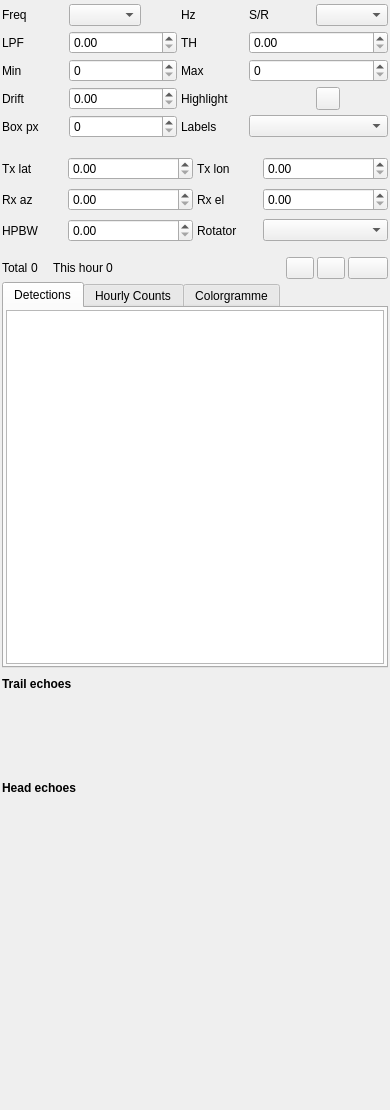
Before: the Qt Designer form plugins/channelrx/meteor/meteorgui.ui in srcejon/sdrangel, drawn with Qt 5.
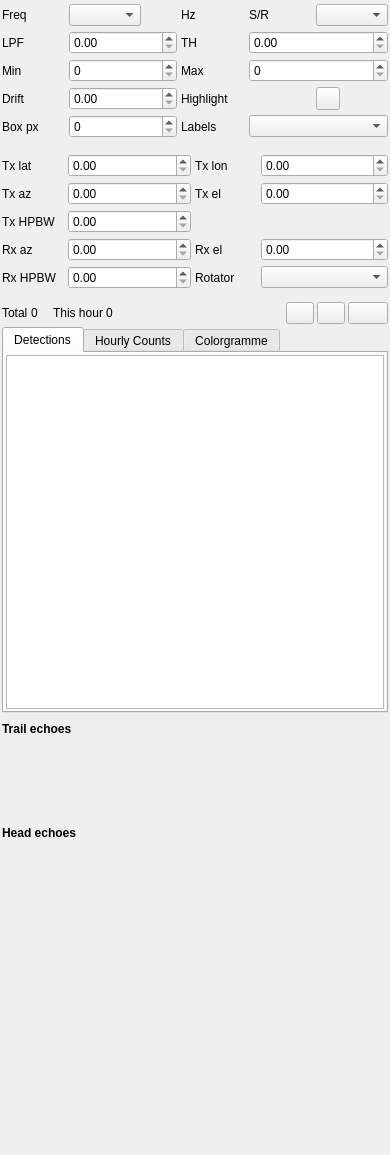
After: the same form once the commit is applied. Icons and pictures are not drawn. Custom widgets are drawn as their Qt base class.

Commit message: Add meteor transmitter pointing settings

```diff
--- a/plugins/channelrx/meteor/meteorgui.ui
+++ b/plugins/channelrx/meteor/meteorgui.ui
@@ -7,7 +7,7 @@
     <x>0</x>
     <y>0</y>
     <width>390</width>
-    <height>1110</height>
+    <height>1155</height>
    </rect>
   </property>
   <property name="sizePolicy">
@@ -219,7 +219,7 @@
      <x>0</x>
      <y>150</y>
      <width>390</width>
-     <height>100</height>
+     <height>145</height>
     </rect>
    </property>
    <property name="sizePolicy">
@@ -271,43 +271,73 @@
      <widget class="QDoubleSpinBox" name="transmitterLongitude"/>
     </item>
     <item row="1" column="0">
+     <widget class="QLabel" name="transmitterAzimuthLabel">
+      <property name="text">
+       <string>Tx az</string>
+      </property>
+     </widget>
+    </item>
+    <item row="1" column="1" colspan="2">
+     <widget class="QDoubleSpinBox" name="transmitterAzimuth"/>
+    </item>
+    <item row="1" column="3">
+     <widget class="QLabel" name="transmitterElevationLabel">
+      <property name="text">
+       <string>Tx el</string>
+      </property>
+     </widget>
+    </item>
+    <item row="1" column="4" colspan="2">
+     <widget class="QDoubleSpinBox" name="transmitterElevation"/>
+    </item>
+    <item row="2" column="0">
+     <widget class="QLabel" name="transmitterBeamwidthLabel">
+      <property name="text">
+       <string>Tx HPBW</string>
+      </property>
+     </widget>
+    </item>
+    <item row="2" column="1" colspan="2">
+     <widget class="QDoubleSpinBox" name="transmitterBeamwidth"/>
+    </item>
+    <item row="3" column="0">
      <widget class="QLabel" name="antennaAzimuthLabel">
       <property name="text">
        <string>Rx az</string>
       </property>
      </widget>
     </item>
-    <item row="1" column="1" colspan="2">
+    <item row="3" column="1" colspan="2">
      <widget class="QDoubleSpinBox" name="antennaAzimuth"/>
     </item>
-    <item row="1" column="3">
+    <item row="3" column="3">
      <widget class="QLabel" name="antennaElevationLabel">
       <property name="text">
        <string>Rx el</string>
       </property>
      </widget>
     </item>
-    <item row="1" column="4" colspan="2">
+    <item row="3" column="4" colspan="2">
      <widget class="QDoubleSpinBox" name="antennaElevation"/>
     </item>
-    <item row="2" column="0">
+    <item row="4" column="0">
      <widget class="QLabel" name="antennaBeamwidthLabel">
       <property name="text">
-       <string>HPBW</string>
+       <string>Rx HPBW</string>
       </property>
      </widget>
     </item>
-    <item row="2" column="1" colspan="2">
+    <item row="4" column="1" colspan="2">
      <widget class="QDoubleSpinBox" name="antennaBeamwidth"/>
     </item>
-    <item row="2" column="3">
+    <item row="4" column="3">
      <widget class="QLabel" name="rotatorLabel">
       <property name="text">
        <string>Rotator</string>
       </property>
      </widget>
     </item>
-    <item row="2" column="4" colspan="2">
+    <item row="4" column="4" colspan="2">
      <widget class="QComboBox" name="rotator"/>
     </item>
    </layout>
@@ -316,7 +346,7 @@
    <property name="geometry">
     <rect>
      <x>0</x>
-     <y>255</y>
+     <y>300</y>
      <width>390</width>
      <height>415</height>
     </rect>
@@ -558,7 +588,7 @@
    <property name="geometry">
     <rect>
      <x>0</x>
-     <y>675</y>
+     <y>720</y>
      <width>390</width>
      <height>210</height>
     </rect>
```
The commit also changes 8 other files.
